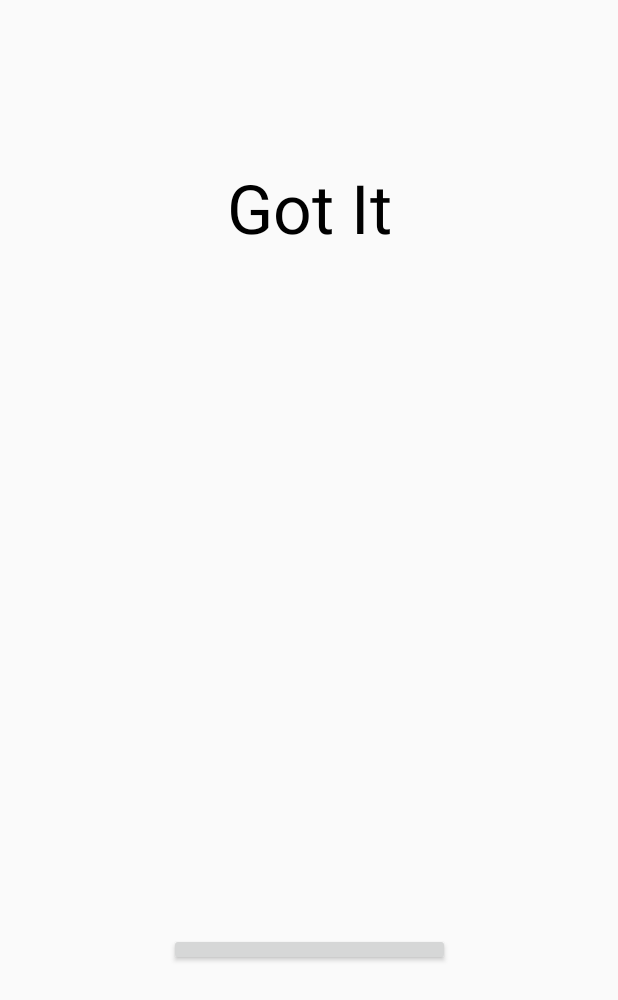
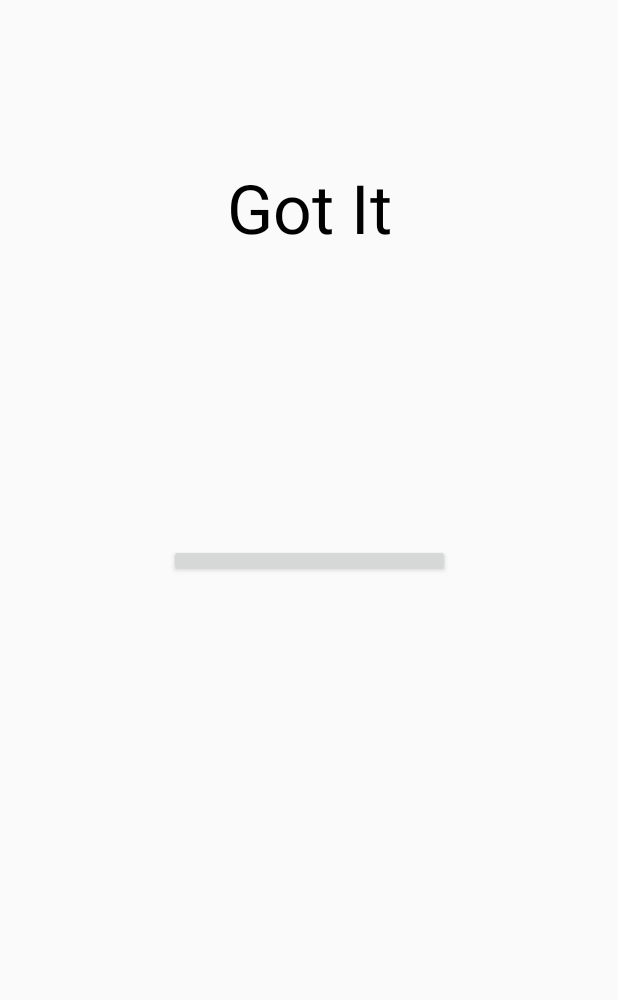
Before and after one commit to A01377515/gotIt, an Android app: the screen it shows after launch (MainActivity), on a phone screen of 412 x 824 dp. Shown: the top 1000 px of the screen. Run offline under Robolectric (Android 15) with nearby library versions, the phone set to English and light mode, and no system bars; our stand-ins replace Firebase (no records; nobody signed in at launch, a user with empty details on screens opened directly); libraries missing offline, so code that uses them is left out: com.facebook, com.facebook.login; plain views replace LoginButton; 4 statements that could not run were skipped.

Commit message:
presentation commit

```diff
--- a/app/src/main/res/layout/activity_main.xml
+++ b/app/src/main/res/layout/activity_main.xml
@@ -42,8 +42,9 @@
         android:layout_marginTop="8dp"
         app:layout_constraintBottom_toBottomOf="parent"
         app:layout_constraintEnd_toEndOf="parent"
+        app:layout_constraintHorizontal_bias="0.502"
         app:layout_constraintStart_toStartOf="parent"
         app:layout_constraintTop_toBottomOf="@+id/main_title"
-        app:layout_constraintVertical_bias="0.721" />
+        app:layout_constraintVertical_bias="0.301" />
 
 </android.support.constraint.ConstraintLayout>
```
